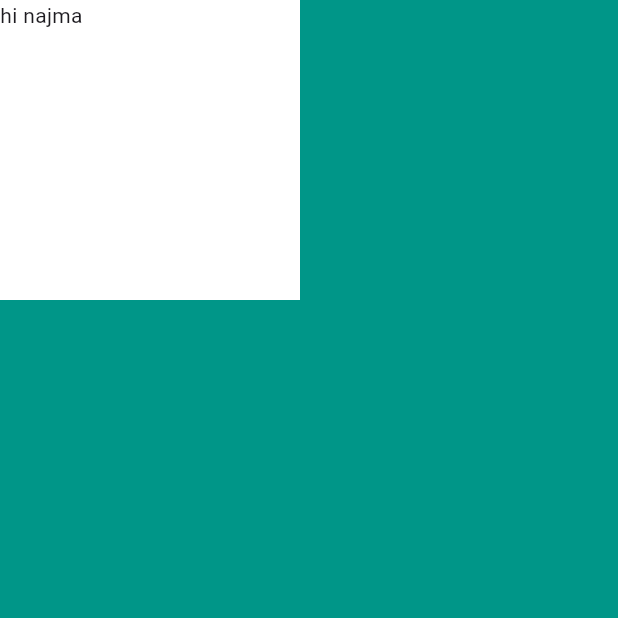
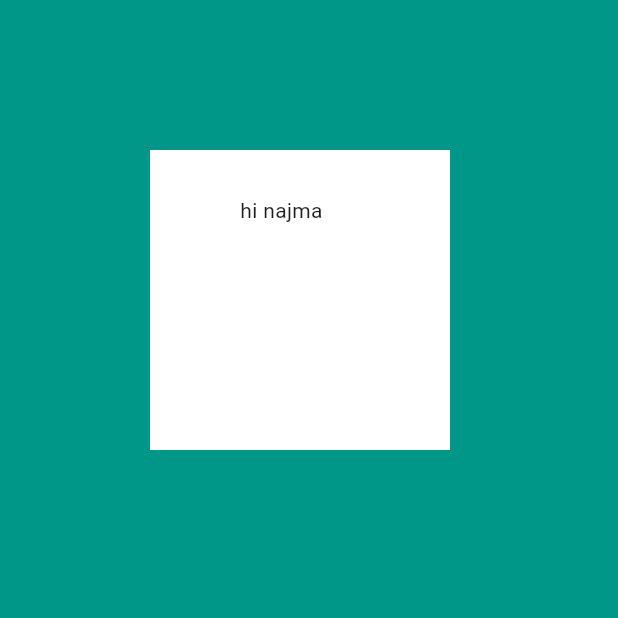
Before and after one commit to najmabashiir/mi_card_flutter, a Flutter app: the screen it shows after launch, on a phone screen of 412 x 824 dp, the top half of it. Run offline on Flutter 3.47's test engine with Material 3 defaults, Android fonts, the phone set to English and light mode, and no system bars.

Commit message:
am learn how to use padding all properties
Signed-off-by: najmabashiir <najaxbashiirali>

```diff
--- a/lib/main.dart
+++ b/lib/main.dart
@@ -16,11 +16,15 @@ class myapp extends StatelessWidget {
             height: 200.0,
             // margin: EdgeInsets.all(200),
             // margin: EdgeInsets.only(top: 100,left: 200),
+            // margin: EdgeInsets.symmetric(horizontal: 200,vertical: 200) ,
+            margin: EdgeInsets.fromLTRB(100,100,100,100),
+            // padding: EdgeInsets.all(50),
+            // padding: EdgeInsets.symmetric(vertical: 12,horizontal: 30),
+            // padding: EdgeInsets.only(top: 30 ,left: 30),
+            padding: EdgeInsets.fromLTRB(60, 30, 60, 30),
+            color: Colors.white,
 
-            // margin: EdgeInsets.symmetric(horizontal: 200,vertical: 200) ,
-            // margin: EdgeInsets.fromLTRB(200,300,400,100),
-            color: Colors.white,
-            child: Text("hi najma"),
+            child: Text("hi najma",),
           ),
         ),
       ),
```
